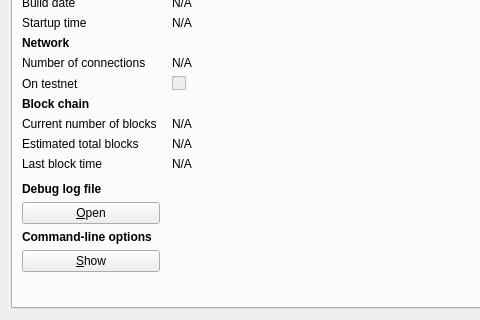
Qt form src/qt/forms/rpcconsole.ui (GroestlCoin/Groestlcoin-qt-android) before a commit; both pictures show x 0 to 480 and y 130 to 450 of the 740 by 450 pixel window.
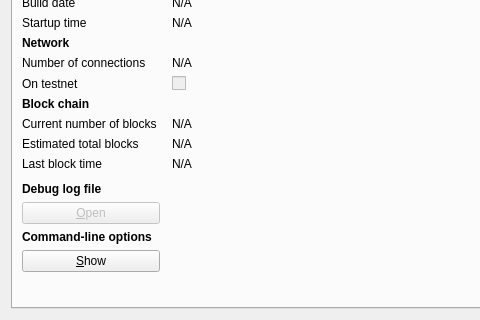
The same form after that commit. Icons and pictures are not drawn.

```diff
--- a/src/qt/forms/rpcconsole.ui
+++ b/src/qt/forms/rpcconsole.ui
@@ -321,6 +321,9 @@
        </item>
        <item row="15" column="0">
         <widget class="QPushButton" name="openDebugLogfileButton">
+         <property name="enabled">
+          <bool>false</bool>
+         </property>
          <property name="toolTip">
           <string>Open the GroestlCoin debug log file from the current data directory. This can take a few seconds for large log files.</string>
          </property>
```
